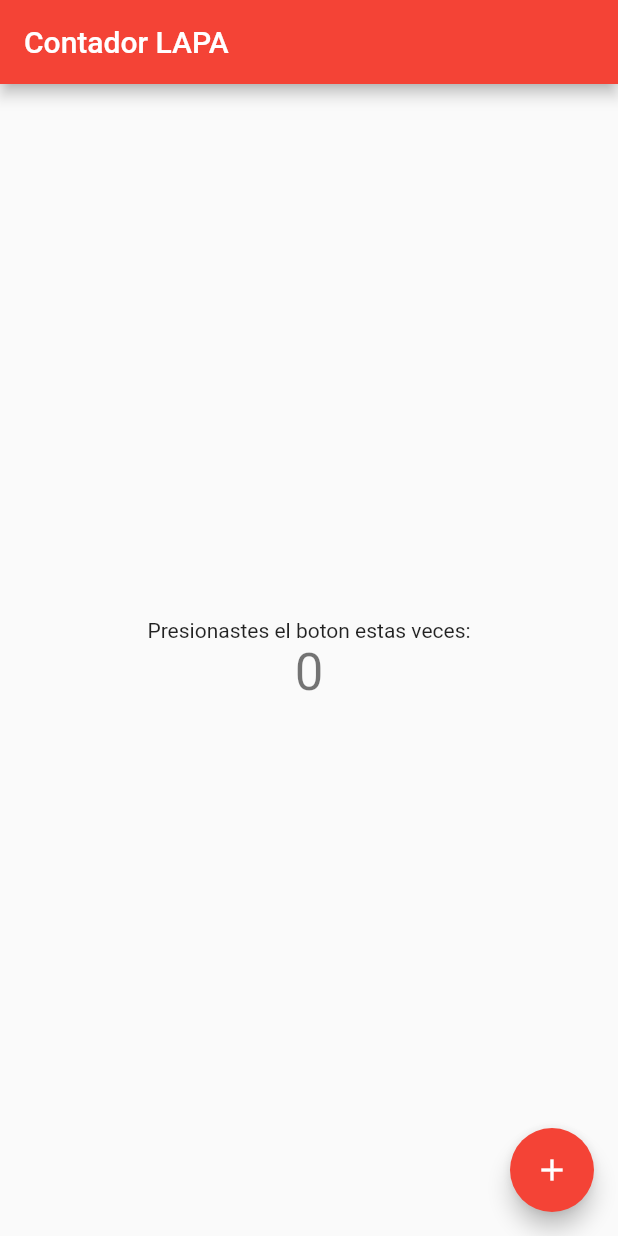
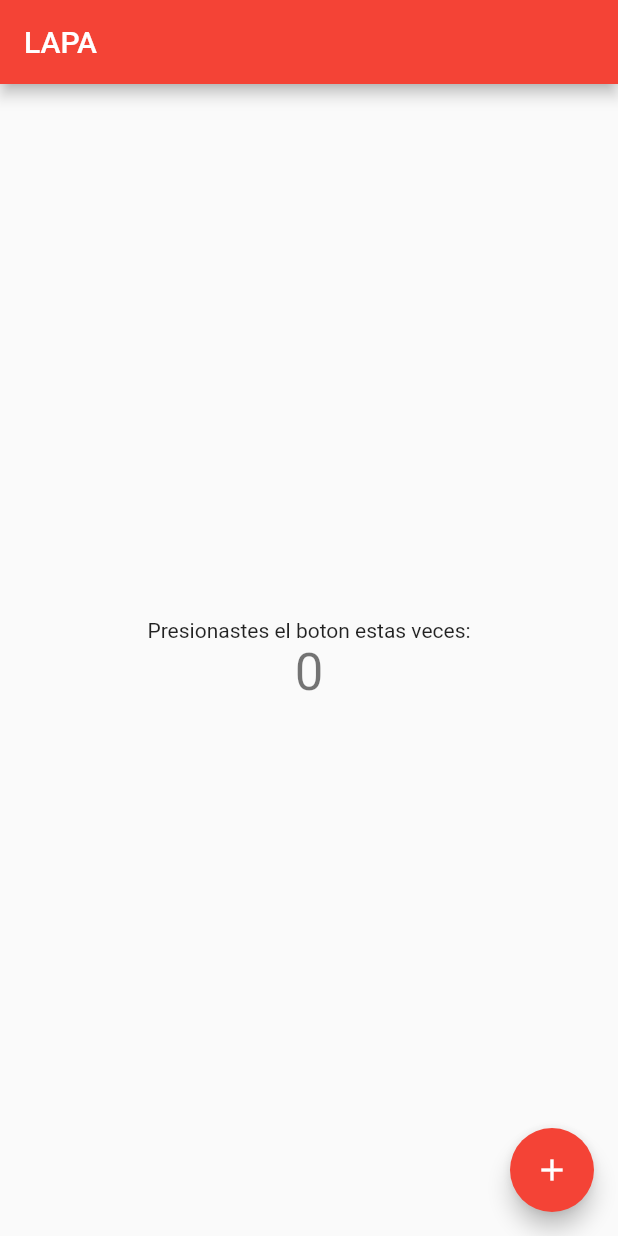
Before and after one commit to gjr17/contador, a Flutter app: the screen it shows after launch, on a phone screen of 412 x 824 dp. Run offline on Flutter 3.47's test engine with Material 2 defaults, Android fonts, the phone set to English and light mode, and no system bars.

Commit message:
Se modifico el nombre en la appBAR (Version 1)

```diff
--- a/lib/main.dart
+++ b/lib/main.dart
@@ -12,7 +12,7 @@ class MyApp extends StatelessWidget {
   Widget build(BuildContext context) {
     return MaterialApp(
       debugShowCheckedModeBanner: false,
-      title: 'Contador LAPA',
+      title: 'CONTADOR',
       theme: ThemeData(
           // This is the theme of your application.
           //
@@ -24,7 +24,7 @@ class MyApp extends StatelessWidget {
           // Notice that the counter didn't reset back to zero; the application
           // is not restarted.
           primarySwatch: Colors.red),
-      home: const MyHomePage(title: 'Contador LAPA'),
+      home: const MyHomePage(title: 'LAPA'),
     );
   }
 }
```
